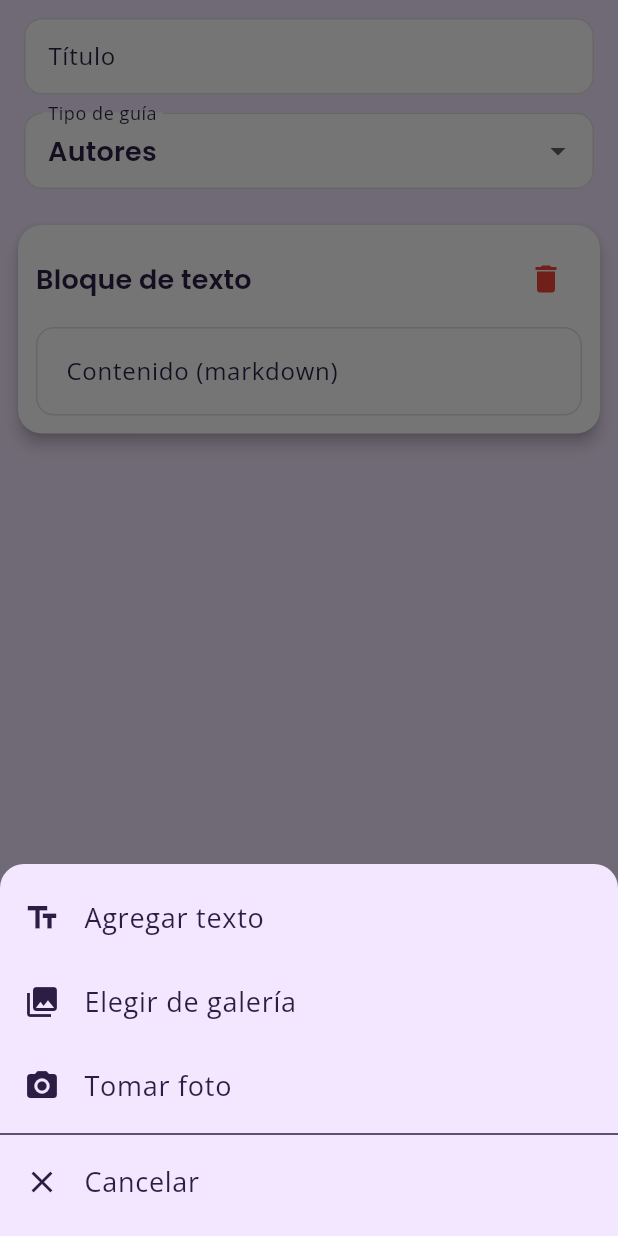
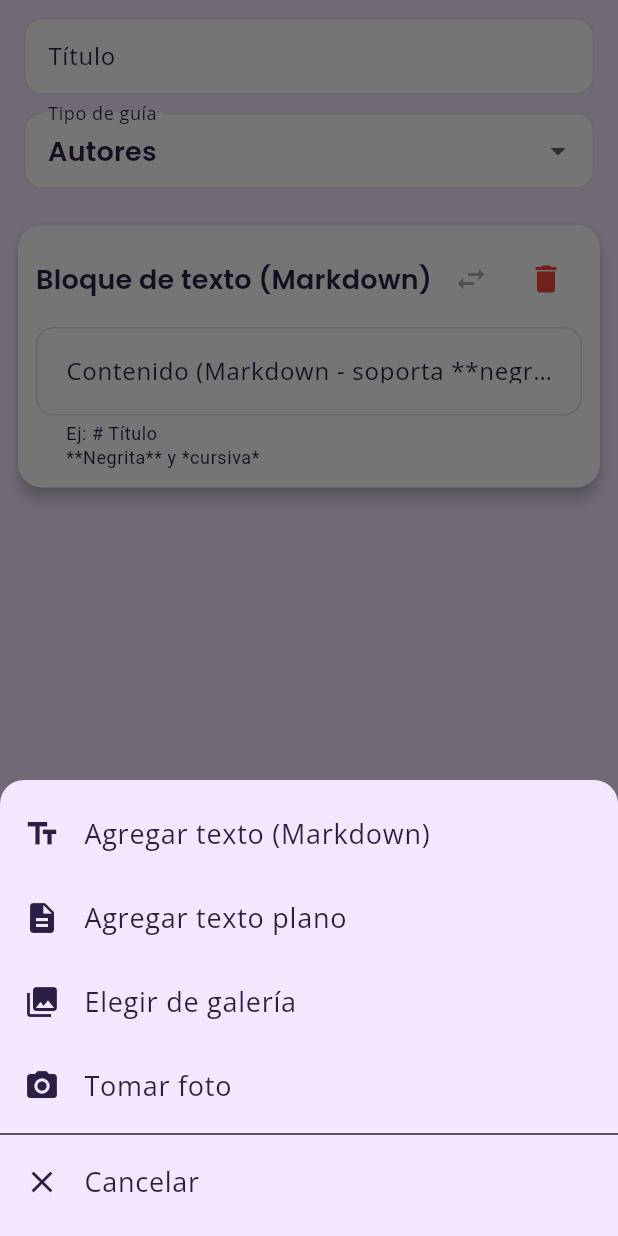
Before and after one commit to elguionbajomonoxido/neuroconecta2, a Flutter app: the EditarGuiaScreen screen opened directly, scrolled down 130 dp, after a tap on the "add" icon, on a phone screen of 412 x 824 dp. Run offline on Flutter 3.47's test engine with Material 3 defaults, Android fonts, the phone set to English and light mode, and no system bars; our stand-ins replace cached_network_image, chewie, cloud_firestore, firebase_auth, firebase_core, flutter_highlight and 8 more; accounts and stored records are empty.

Commit message:
feat: Fondos blancos en textos y nuevo tipo de texto plano
- Agregar contenedor blanco con borde en bloques de texto de guías
- Aplicar fondos blancos en detalles_capsula_screen (cápsulas normales)
- Crear nuevo tipo de bloque 'texto_plano' que no interpreta Markdown
- Permitir cambiar entre 'texto' (Markdown) y 'texto_plano' con popup menu
- Menú de agregar bloque: nuevo botón para 'Texto plano'
- Botones iniciales: agregar 'Texto (Markdown)' y 'Texto plano'
- Labels contextuales en editor para cada tipo de texto
- Texto plano se renderiza sin interpretación de Markdown
- Modelo BloqueGuia actualizado para soportar 'texto_plano'
- APK 65.9 MB, flutter analyze: 0 issues

```diff
--- a/lib/models/guia.dart
+++ b/lib/models/guia.dart
@@ -29,7 +29,7 @@ class ImagenGuia {
 }
 
 class BloqueGuia {
-  final String tipo; // 'texto' | 'imagen'
+  final String tipo; // 'texto' | 'texto_plano' | 'imagen'
   final String? texto;
   final String? url;
   final String? nombre;
--- a/lib/screens/editar_guia_screen.dart
+++ b/lib/screens/editar_guia_screen.dart
@@ -310,11 +310,19 @@ class _EditarGuiaScreenState extends State<EditarGuiaScreen>
                       children: [
                         ListTile(
                           leading: const Icon(Icons.text_fields),
-                          title: const Text('Agregar texto'),
+                          title: const Text('Agregar texto (Markdown)'),
                           onTap: () {
                             Navigator.pop(sheetContext);
                             // Ejecutar la acción después de cerrar el sheet
                             Future.microtask(() => _agregarTexto());
+                          },
+                        ),
+                        ListTile(
+                          leading: const Icon(Icons.description),
+                          title: const Text('Agregar texto plano'),
+                          onTap: () {
+                            Navigator.pop(sheetContext);
+                            Future.microtask(() => _agregarTextoPlano());
                           },
                         ),
                         ListTile(
@@ -371,7 +379,12 @@ class _EditarGuiaScreenState extends State<EditarGuiaScreen>
                 ElevatedButton.icon(
                   onPressed: _agregarTexto,
                   icon: const Icon(Icons.text_fields),
-                  label: const Text('Agregar texto'),
+                  label: const Text('Texto (Markdown)'),
+                ),
+                ElevatedButton.icon(
+                  onPressed: _agregarTextoPlano,
+                  icon: const Icon(Icons.description),
+                  label: const Text('Texto plano'),
                 ),
                 ElevatedButton.icon(
                   onPressed: _agregarImagen,
@@ -414,9 +427,40 @@ class _EditarGuiaScreenState extends State<EditarGuiaScreen>
                         children: [
                           Text(
                             bloque.tipo == 'texto'
-                                ? 'Bloque de texto'
-                                : 'Bloque de imagen',
+                                ? 'Bloque de texto (Markdown)'
+                                : bloque.tipo == 'texto_plano'
+                                    ? 'Bloque de texto plano'
+                                    : 'Bloque de imagen',
                             style: Theme.of(context).textTheme.titleMedium,
+                          ),
+                          PopupMenuButton<String>(
+                            onSelected: (String tipo) {
+                              if (bloque.tipo != 'imagen') {
+                                setState(() {
+                                  final b = _bloques[index];
+                                  _bloques[index] = BloqueGuia(
+                                    tipo: tipo,
+                                    texto: b.texto,
+                                    orden: b.orden,
+                                  );
+                                });
+                              }
+                            },
+                            itemBuilder: (BuildContext context) => <PopupMenuEntry<String>>[
+                              const PopupMenuItem<String>(
+                                value: 'texto',
+                                child: Text('Texto con Markdown'),
+                              ),
+                              const PopupMenuItem<String>(
+                                value: 'texto_plano',
+                                child: Text('Texto plano (sin Markdown)'),
+                              ),
+                            ],
+                            child: IconButton(
+                              onPressed: null,
+                              icon: const Icon(Icons.swap_horiz),
+                              tooltip: 'Cambiar tipo de texto',
+                            ),
                           ),
                           IconButton(
                             onPressed: () => _eliminarBloque(index),
@@ -425,14 +469,19 @@ class _EditarGuiaScreenState extends State<EditarGuiaScreen>
                         ],
                       ),
                       const SizedBox(height: 8),
-                      if (bloque.tipo == 'texto')
+                      if (bloque.tipo == 'texto' || bloque.tipo == 'texto_plano')
                         TextFormField(
                           key: ValueKey('texto_${index}_${bloque.orden}'),
                           initialValue: bloque.texto ?? '',
                           maxLines: null,
-                          decoration: const InputDecoration(
-                            labelText: 'Contenido (markdown)',
-                            border: OutlineInputBorder(),
+                          decoration: InputDecoration(
+                            labelText: bloque.tipo == 'texto'
+                                ? 'Contenido (Markdown - soporta **negrita**, *cursiva*, # títulos, etc.)'
+                                : 'Contenido (Texto plano - no interpreta Markdown)',
+                            border: const OutlineInputBorder(),
+                            helperText: bloque.tipo == 'texto'
+                                ? 'Ej: # Título\n**Negrita** y *cursiva*'
+                                : 'Ej: Este es texto plano sin interpretación',
                           ),
                           onChanged: (v) => _actualizarTexto(index, v),
                         )
@@ -547,6 +596,18 @@ class _EditarGuiaScreenState extends State<EditarGuiaScreen>
       _bloques.add(
         BloqueGuia(
           tipo: 'texto',
+          texto: '',
+          orden: _bloques.length,
+        ),
+      );
+    });
+  }
+
+  void _agregarTextoPlano() {
+    setState(() {
+      _bloques.add(
+        BloqueGuia(
+          tipo: 'texto_plano',
           texto: '',
           orden: _bloques.length,
         ),
```
Also changed, not shown: lib/screens/detalles_capsula_screen.dart (+15 -6 lines), lib/screens/detalles_guia_screen.dart (+33 -6 lines).
